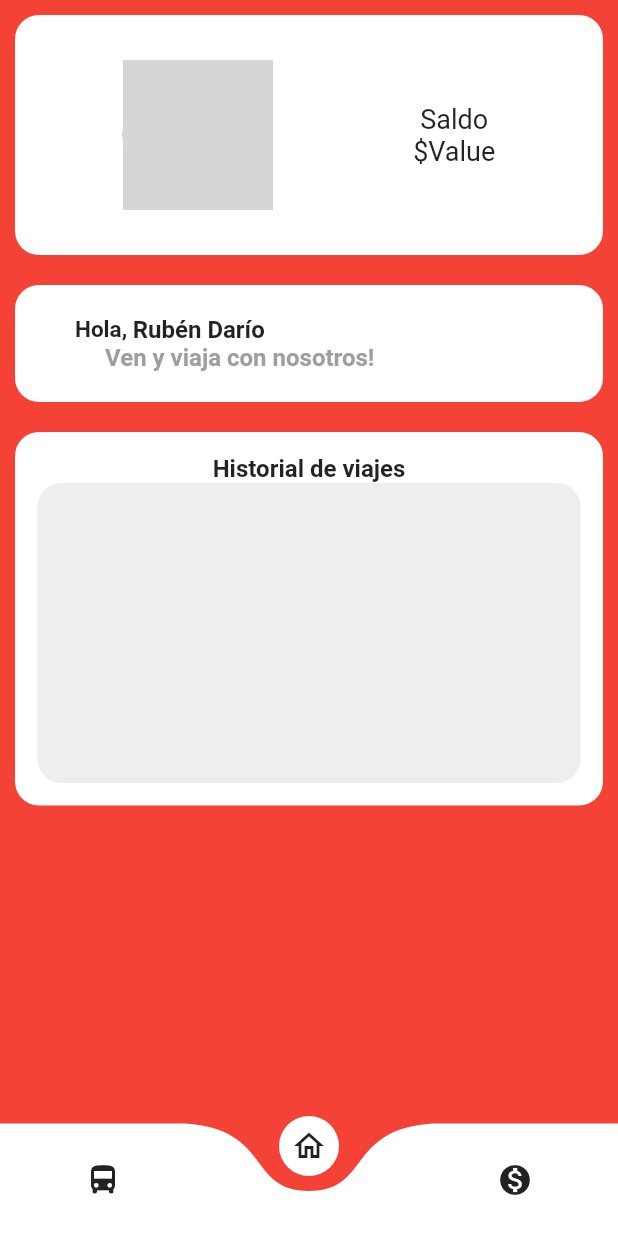
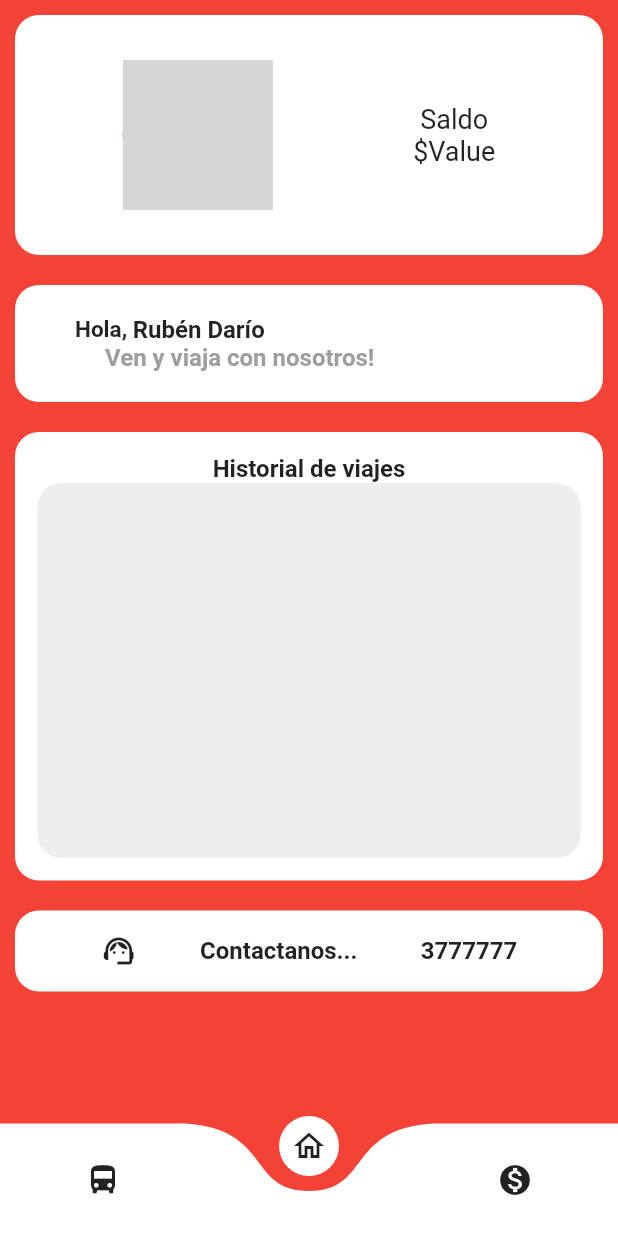
Before and after one commit to Rguarnizo/MoviliApp-Mobile, a Flutter app: the MainPage screen opened by its route, on a phone screen of 412 x 824 dp. Run offline on Flutter 3.47's test engine with Material 2 defaults, Android fonts, the phone set to English and light mode, and no system bars; drawn by our look-alikes of curved_navigation_bar; network calls fail; Roboto replaces fonts that are missing (SourceSansPro); grey boxes are pictures that could not be loaded.

Commit message:
ContactUs Bar

```diff
--- a/lib/features/login/presentation/pages/home_page.dart
+++ b/lib/features/login/presentation/pages/home_page.dart
@@ -9,7 +9,7 @@ class HomePage extends StatelessWidget {
     final height = screenSize.height;
     final width = screenSize.width;
     return SingleChildScrollView(
-          child: Container(
+      child: Container(
         height: height,
         width: width,
         color: Colors.red,
@@ -20,6 +20,7 @@ class HomePage extends StatelessWidget {
               UserCard(),
               WelcomeMessage(),
               HistoryData(),
+              Support(),
             ],
           ),
         ),
@@ -152,19 +153,52 @@ class HistoryData extends StatelessWidget {
               style: TextStyle(fontSize: 16, fontWeight: FontWeight.bold),
             ),
             Container(
-              height: 200,
+              height: 250,
               width: double.infinity,
               decoration: BoxDecoration(
                 color: Colors.grey[200],
                 borderRadius: BorderRadius.circular(16),
               ),
               child: ListView(
-                children: [
-
-                ],
+                children: [],
               ),
             )
           ],
         ));
   }
 }
+
+class Support extends StatelessWidget {
+  const Support({Key key}) : super(key: key);
+
+  @override
+  Widget build(BuildContext context) {
+    final screenSize = MediaQuery.of(context).size;
+    final height = screenSize.height;
+    final width = screenSize.width;
+
+    return Container(
+      margin: EdgeInsets.all(10),
+      decoration: BoxDecoration(
+        color: Colors.white,
+        borderRadius: BorderRadius.circular(16),
+      ),
+      width: width,
+      padding: EdgeInsets.all(15),
+      child: Row(
+        mainAxisAlignment: MainAxisAlignment.spaceEvenly,
+        children: [
+          Icon(Icons.support_agent),
+          Text(
+            'Contactanos...',
+            style: TextStyle(fontSize: 16, fontWeight: FontWeight.w600),
+          ),
+          Text(
+            '3777777',
+            style: TextStyle(fontSize: 16, fontWeight: FontWeight.w600),
+          )
+        ],
+      ),
+    );
+  }
+}
```
